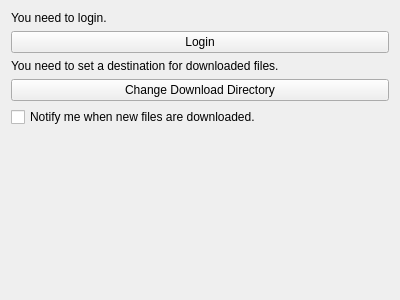
This is settingsdialog.ui in yyjhao/IVLEDownloader as Qt 5 draws it before an edit. The edited form follows.
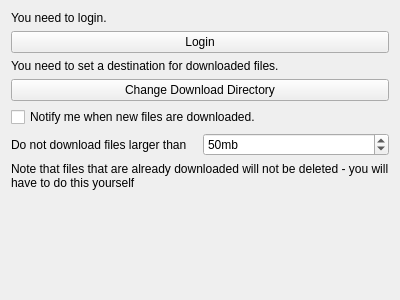
This is the edited form.

```diff
--- a/settingsdialog.ui
+++ b/settingsdialog.ui
@@ -95,6 +95,46 @@
      </item>
     </layout>
    </item>
+   <item>
+    <layout class="QHBoxLayout" name="horizontalLayout_2">
+     <item>
+      <widget class="QLabel" name="label_3">
+       <property name="text">
+        <string>Do not download files larger than</string>
+       </property>
+      </widget>
+     </item>
+     <item>
+      <widget class="QSpinBox" name="spinBox">
+       <property name="suffix">
+        <string>mb</string>
+       </property>
+       <property name="minimum">
+        <number>10</number>
+       </property>
+       <property name="maximum">
+        <number>200</number>
+       </property>
+       <property name="singleStep">
+        <number>5</number>
+       </property>
+       <property name="value">
+        <number>50</number>
+       </property>
+      </widget>
+     </item>
+    </layout>
+   </item>
+   <item>
+    <widget class="QLabel" name="label_4">
+     <property name="text">
+      <string>Note that files that are already downloaded will not be deleted - you will have to do this yourself</string>
+     </property>
+     <property name="wordWrap">
+      <bool>true</bool>
+     </property>
+    </widget>
+   </item>
    <item>
     <spacer name="verticalSpacer">
      <property name="orientation">
```
